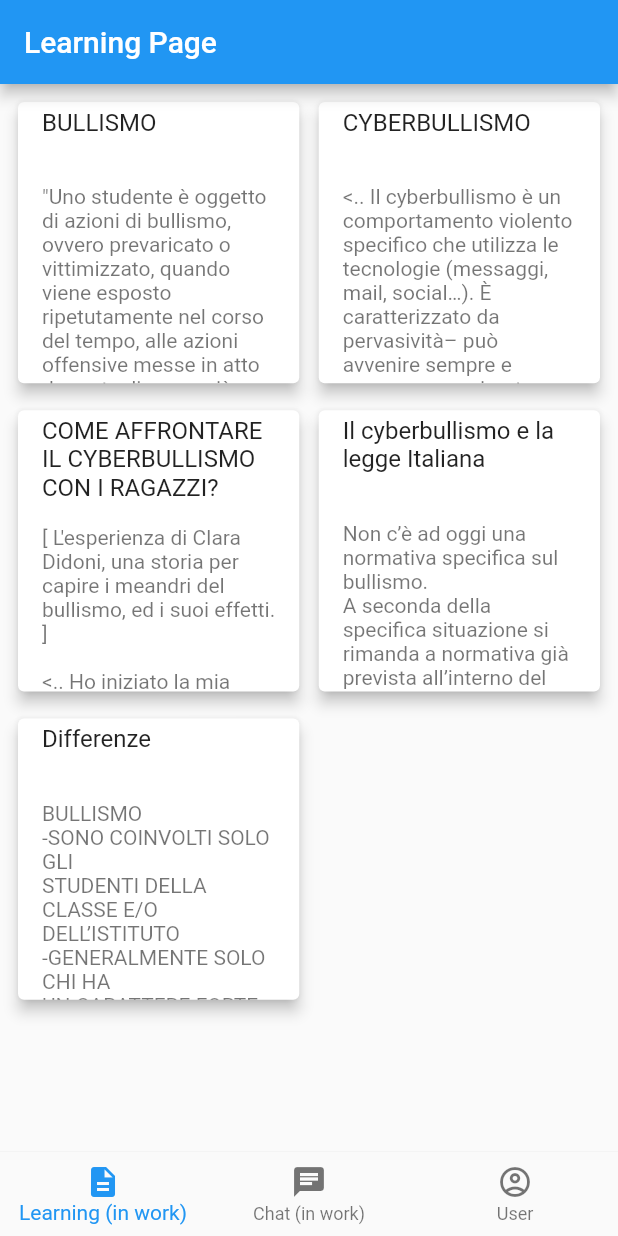
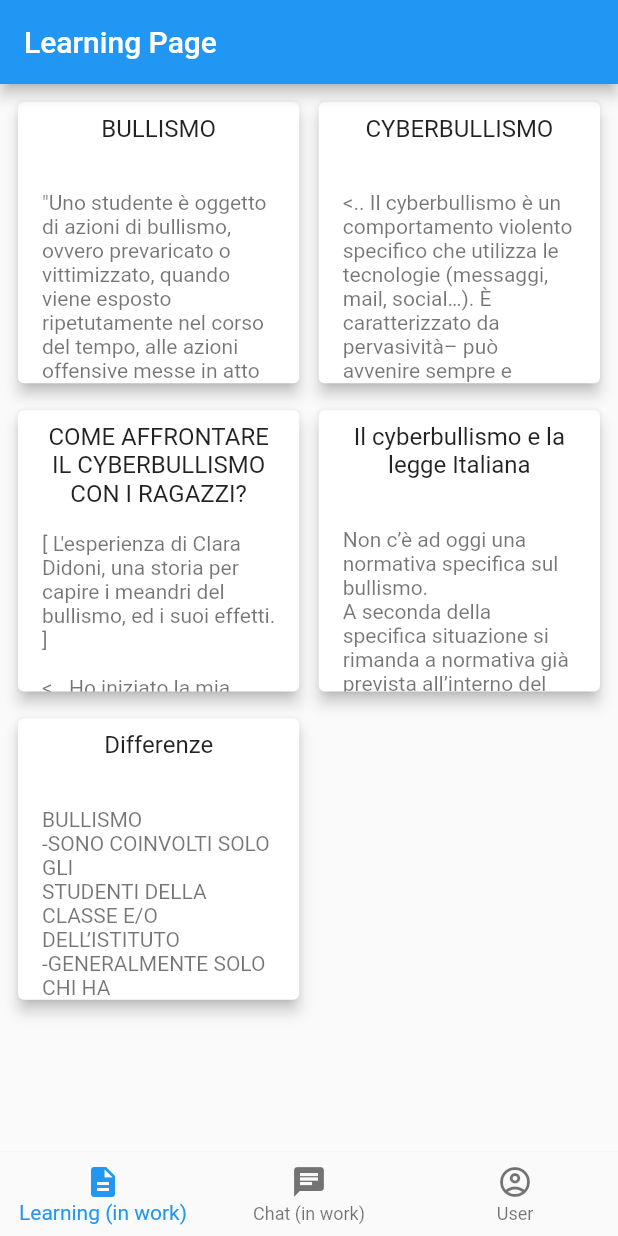
Before and after one commit to Glydric/cyberbullism_bully, a Flutter app: the screen it shows after launch, on a phone screen of 412 x 824 dp. Run offline on Flutter 3.47's test engine with Material 2 defaults, Android fonts, the phone set to English and light mode, and no system bars; our stand-ins replace shared_preferences.

Commit message:
better ui

```diff
--- a/lib/View/learning/learning_card.dart
+++ b/lib/View/learning/learning_card.dart
@@ -13,18 +13,23 @@ class LearningCard extends StatefulWidget {
 
 class LearningCardState extends State<LearningCard> {
   @override
-
   Widget build(BuildContext context) => GestureDetector(
-    child: Card(
+        child: Card(
           clipBehavior: Clip.antiAlias,
           elevation: 4,
           child: ListTile(
-            title: Text(widget.element.title),
+            title: Padding(
+              padding: const EdgeInsets.only(top: 4),
+              child: Text(
+                widget.element.title,
+                textAlign: TextAlign.center,
+              ),
+            ),
             subtitle: Text(widget.element.text),
           ),
         ),
         onTap: () => openBigView(widget.element),
-  );
+      );
 
   void openBigView(LearningElement element) => Navigator.of(context).push(
         MaterialPageRoute(
```
